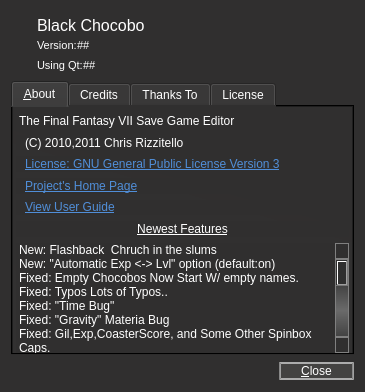
This is about.ui in sithlord48/blackchocobo as Qt 5 draws it before an edit. The edited form follows.
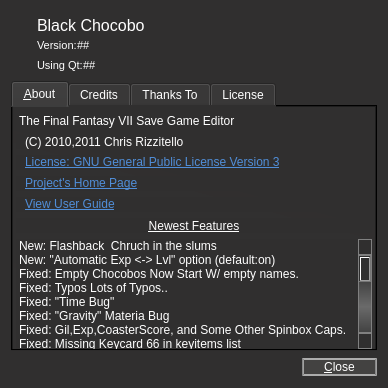
This is the edited form. Icons and pictures are not drawn.

Commit message: added icons to toolbox tabs, combined save location and world location in to one tab, added a way to look at unknowns at run time. language changes.  fixed font reset option in options dialog.

What changed in the file:
```diff
--- a/about.ui
+++ b/about.ui
@@ -9,8 +9,8 @@
    <rect>
     <x>0</x>
     <y>0</y>
-    <width>365</width>
-    <height>392</height>
+    <width>388</width>
+    <height>388</height>
    </rect>
   </property>
   <property name="sizePolicy">
@@ -509,6 +509,11 @@
            <string>Fixed: Missing Keycard 66 in keyitems list</string>
           </property>
          </item>
+         <item>
+          <property name="text">
+           <string>Update: Location Tab; Both Save &amp; World Locations</string>
+          </property>
+         </item>
          <item>
           <property name="text">
            <string>Update: World Map ruby-&gt;diamond/ulitmate/ruby</string>
```
Left out of the diff: 4 changed lines with no effect on the pictures. The commit also changes 9 other files.
